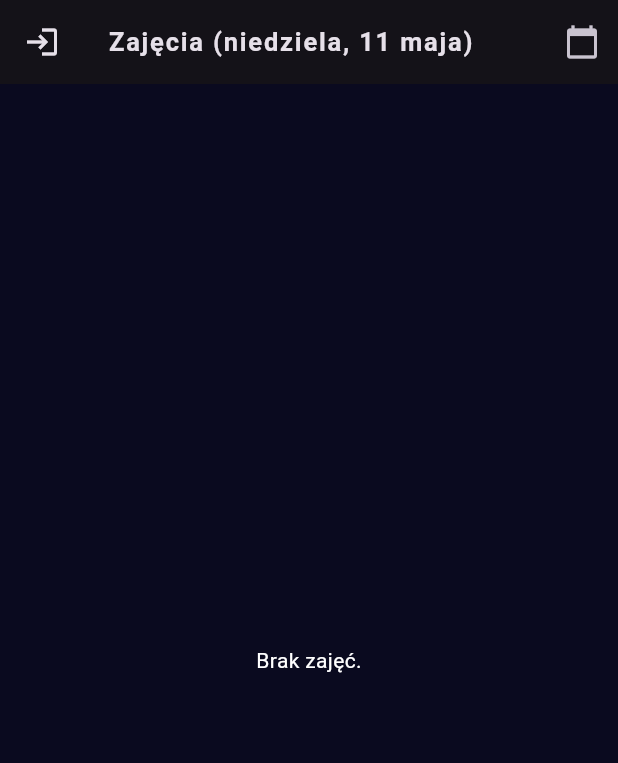
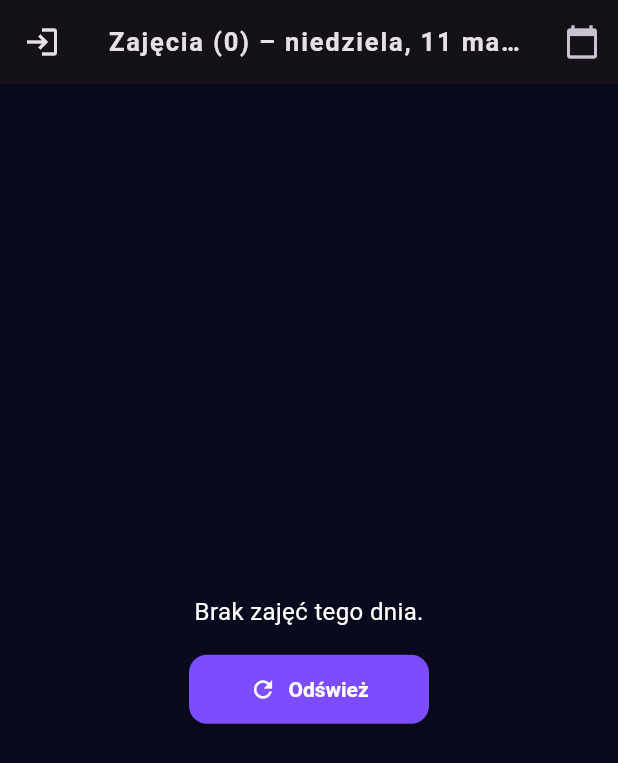
Before and after one commit to BimBomTeam/ab-planner-front, a Flutter app: the screen it shows after launch, on a phone screen of 412 x 824 dp. Shown: the top 763 px of the screen. Run offline on Flutter 3.47's test engine with Material 3 defaults, Android fonts, the phone set to English and light mode, and no system bars; our stand-ins replace flutter_slidable, shared_preferences.

Commit message:
feat: enhance lesson management with edit functionality, add frequency and term fields, and improve lesson details display

```diff
--- a/ab_planner/devtools_options.yaml
+++ b/ab_planner/devtools_options.yaml
@@ -1,3 +1,4 @@
 description: This file stores settings for Dart & Flutter DevTools.
 documentation: https://docs.flutter.dev/tools/devtools/extensions#configure-extension-enablement-states
 extensions:
+  - shared_preferences: true
--- a/ab_planner/lib/models/lesson.dart
+++ b/ab_planner/lib/models/lesson.dart
@@ -7,8 +7,16 @@ class Lesson {
   final int teacherId;
   final int lessonTypeId;
   final int groupId;
+  final String? frequency;
+  final String? term;
   final DateTime createdAt;
   final DateTime updatedAt;
+
+  // 🔽 Relacyjne dane
+  final String? teacherName;
+  final String? lessonTypeName;
+  final String? groupName;
+  final int? groupNumber;
 
   Lesson({
     required this.id,
@@ -21,6 +29,12 @@ class Lesson {
     required this.groupId,
     required this.createdAt,
     required this.updatedAt,
+    this.frequency,
+    this.term,
+    this.teacherName,
+    this.lessonTypeName,
+    this.groupName,
+    this.groupNumber,
   });
 
   factory Lesson.fromJson(Map<String, dynamic> json) {
@@ -33,8 +47,14 @@ class Lesson {
       teacherId: json['teacher_id'],
       lessonTypeId: json['lesson_type_id'],
       groupId: json['group_id'],
+      frequency: json['frequency'],
+      term: json['term'],
       createdAt: DateTime.parse(json['createdAt']),
       updatedAt: DateTime.parse(json['updatedAt']),
+      teacherName: json['Teacher']?['name'],
+      lessonTypeName: json['LessonType']?['name'],
+      groupName: json['Group']?['group_name'],
+      groupNumber: json['Group']?['group_number'],
     );
   }
 }
--- a/ab_planner/lib/screens/main_screen.dart
+++ b/ab_planner/lib/screens/main_screen.dart
@@ -2,14 +2,15 @@ import 'package:ab_planner/models/lesson.dart';
 import 'package:ab_planner/screens/log_in_screen.dart';
 import 'package:ab_planner/screens/profile_screen.dart';
 import 'package:ab_planner/screens/add_lesson_screen.dart';
-import 'package:ab_planner/services/lesson_service.dart'; // <-- dodaj import!
+import 'package:ab_planner/screens/edit_lesson_screen.dart';
+import 'package:ab_planner/services/lesson_service.dart';
 import 'package:ab_planner/widgets/lesson_item.dart';
 import 'package:flutter/material.dart';
 import 'package:intl/intl.dart';
 import 'package:intl/date_symbol_data_local.dart';
 import 'package:shared_preferences/shared_preferences.dart';
-import 'package:ab_planner/utils/jwt_decoder.dart'; // <-- do dekodowania tokenu
-
+import 'package:ab_planner/utils/jwt_decoder.dart';
+import 'package:flutter_slidable/flutter_slidable.dart';
 
 class MainScreen extends StatefulWidget {
   const MainScreen({super.key});
@@ -45,7 +46,6 @@ class _MainScreenState extends State<MainScreen> {
           _userRole = payload['role'];
         });
       } catch (e) {
-      print('Błąd dekodowania JWT: $e');
         setState(() {
           _isLoggedIn = false;
           _userRole = null;
@@ -62,15 +62,19 @@ class _MainScreenState extends State<MainScreen> {
   Future<void> _loadLessons() async {
     setState(() {
       _isLoadingLessons = true;
+      _lessons = [];
     });
 
     try {
-      final lessons = await LessonService.getLessons();
+      final lessons = await LessonService.getLessonsByDate(_selectedDate);
       setState(() {
         _lessons = lessons;
       });
     } catch (e) {
       print('Błąd podczas pobierania lekcji: $e');
+      setState(() {
+        _lessons = [];
+      });
     } finally {
       setState(() {
         _isLoadingLessons = false;
@@ -91,6 +95,7 @@ class _MainScreenState extends State<MainScreen> {
       setState(() {
         _selectedDate = picked;
       });
+      _loadLessons();
     }
   }
 
@@ -119,7 +124,10 @@ class _MainScreenState extends State<MainScreen> {
                   );
                 },
               ),
-        title: Text('Zajęcia ($formattedDate)', style: const TextStyle(fontSize: 17)),
+        title: Text(
+          'Zajęcia (${_lessons.length}) – $formattedDate',
+          style: const TextStyle(fontSize: 17),
+        ),
         actions: [
           IconButton(
             icon: const Icon(Icons.calendar_today),
@@ -132,12 +140,65 @@ class _MainScreenState extends State<MainScreen> {
       body: _isLoadingLessons
           ? const Center(child: CircularProgressIndicator())
           : _lessons.isEmpty
-              ? const Center(child: Text('Brak zajęć.'))
+              ? Center(
+                  child: Column(
+                    mainAxisAlignment: MainAxisAlignment.center,
+                    children: [
+                      const Text(
+                        'Brak zajęć tego dnia.',
+                        style: TextStyle(fontSize: 16),
+                      ),
+                      const SizedBox(height: 16),
+                      SizedBox(
+                        width: 160,
+                        child: ElevatedButton.icon(
+                          style: ElevatedButton.styleFrom(
+                            padding: const EdgeInsets.symmetric(vertical: 14),
+                            shape: RoundedRectangleBorder(
+                              borderRadius: BorderRadius.circular(12),
+                            ),
+                            backgroundColor: Colors.deepPurpleAccent,
+                            foregroundColor: Colors.white,
+                            elevation: 3,
+                          ),
+                          onPressed: _loadLessons,
+                          icon: const Icon(Icons.refresh),
+                          label: const Text('Odśwież'),
+                        ),
+                      ),
+                    ],
+                  ),
+                )
               : ListView.builder(
                   itemCount: _lessons.length,
-                  itemBuilder: (context, index) => LessonItem(
-                    lesson: _lessons[index],
+                  itemBuilder: (context, index) {
+                    final lesson = _lessons[index];
+                    return Slidable(
+                      key: ValueKey(lesson.id),
+                      endActionPane: _userRole == 'admin'
+                          ? ActionPane(
+                              motion: const DrawerMotion(),
+                              children: [
+                                SlidableAction(
+                                  onPressed: (_) async {
+                                    await Navigator.push(
+                                      context,
+                                      MaterialPageRoute(
+                                        builder: (context) => EditLessonScreen(lesson: lesson),
                                       ),
+                                    );
+                                    _loadLessons();
+                                  },
+                                  backgroundColor: Colors.orange,
+                                  icon: Icons.edit,
+                                  label: 'Edytuj',
+                                ),
+                              ],
+                            )
+                          : null,
+                      child: LessonItem(lesson: lesson),
+                    );
+                  },
                 ),
       floatingActionButton: (_isLoggedIn && _userRole == 'admin')
           ? FloatingActionButton(
--- a/ab_planner/lib/services/lesson_service.dart
+++ b/ab_planner/lib/services/lesson_service.dart
@@ -5,7 +5,88 @@ import 'package:ab_planner/models/lesson.dart';
 
 class LessonService {
   static const String _baseUrl = 'http://10.0.2.2:3000/api/lessons';
+  static const String _userUrl = 'http://10.0.2.2:3000/api/users/me';
 
+  static int? _cachedGroupId;
+
+  /// 🔐 Pobiera token JWT z lokalnego storage
+  static Future<String> _getToken() async {
+    final prefs = await SharedPreferences.getInstance();
+    final token = prefs.getString('auth_token');
+    if (token == null) throw Exception('Brak tokena uwierzytelniającego.');
+    return token;
+  }
+
+  /// 🧠 Pobiera group_id z /api/users/me -> Group.id
+  static Future<int> getUserGroupId() async {
+    if (_cachedGroupId != null) return _cachedGroupId!;
+
+    final token = await _getToken();
+
+    final response = await http.get(
+      Uri.parse(_userUrl),
+      headers: {
+        'Authorization': 'Bearer $token',
+      },
+    );
+
+    if (response.statusCode == 200) {
+      final data = jsonDecode(response.body);
+
+      if (data != null && data['Group'] != null && data['Group']['id'] != null) {
+        _cachedGroupId = data['Group']['id'];
+        return _cachedGroupId!;
+      } else {
+        throw Exception('Brak przypisanej grupy do użytkownika.');
+      }
+    } else {
+      throw Exception('Nie udało się pobrać danych użytkownika.');
+    }
+  }
+
+  /// 📅 Pobiera lekcje z danego dnia i dla grupy użytkownika
+  static Future<List<Lesson>> getLessonsByDate(DateTime date) async {
+    final groupId = await getUserGroupId();
+    final token = await _getToken();
+
+    final formattedDate = date.toIso8601String().split('T').first;
+    final url = '$_baseUrl/date/$formattedDate/group/$groupId';
+
+    final response = await http.get(
+      Uri.parse(url),
+      headers: {
+        'Authorization': 'Bearer $token',
+      },
+    );
+
+    if (response.statusCode == 200) {
+      final List<dynamic> data = jsonDecode(response.body);
+      return data.map((lessonData) => Lesson.fromJson(lessonData)).toList();
+    } else {
+      throw Exception('Nie udało się pobrać lekcji na dany dzień.');
+    }
+  }
+
+  /// 📥 Pobiera wszystkie lekcje (np. dla admina)
+  static Future<List<Lesson>> getLessons() async {
+    final token = await _getToken();
+
+    final response = await http.get(
+      Uri.parse(_baseUrl),
+      headers: {
+        'Authorization': 'Bearer $token',
+      },
+    );
+
+    if (response.statusCode == 200) {
+      final List<dynamic> data = jsonDecode(response.body);
+      return data.map((lessonData) => Lesson.fromJson(lessonData)).toList();
+    } else {
+      throw Exception('Nie udało się pobrać lekcji.');
+    }
+  }
+
+  /// ➕ Dodaje lekcję
   static Future<void> addLesson({
     required String room,
     required String title,
@@ -14,13 +95,10 @@ class LessonService {
     required int teacherId,
     required int lessonTypeId,
     required int groupId,
+    required String frequency,
+    required String term,
   }) async {
-    final prefs = await SharedPreferences.getInstance();
-    final token = prefs.getString('auth_token');
-
-    if (token == null) {
-      throw Exception('Brak tokena uwierzytelniającego.');
-    }
+    final token = await _getToken();
 
     final response = await http.post(
       Uri.parse(_baseUrl),
@@ -36,6 +114,8 @@ class LessonService {
         'teacher_id': teacherId,
         'lesson_type_id': lessonTypeId,
         'group_id': groupId,
+        'frequency': frequency,
+        'term': term,
       }),
     );
 
@@ -45,26 +125,43 @@ class LessonService {
     }
   }
 
-  static Future<List<Lesson>> getLessons() async {
-    final prefs = await SharedPreferences.getInstance();
-    final token = prefs.getString('auth_token');
+  /// ✏️ Aktualizuje lekcję
+  static Future<void> updateLesson({
+    required int id,
+    required String room,
+    required String title,
+    required DateTime start,
+    required DateTime end,
+    required int teacherId,
+    required int lessonTypeId,
+    required int groupId,
+    required String frequency,
+    required String term,
+  }) async {
+    final token = await _getToken();
 
-    if (token == null) {
-      throw Exception('Brak tokena uwierzytelniającego.');
-    }
-
-    final response = await http.get(
-      Uri.parse(_baseUrl),
+    final response = await http.put(
+      Uri.parse('$_baseUrl/$id'),
       headers: {
+        'Content-Type': 'application/json',
         'Authorization': 'Bearer $token',
       },
+      body: jsonEncode({
+        'room': room,
+        'title': title,
+        'start': start.toUtc().toIso8601String(),
+        'end': end.toUtc().toIso8601String(),
+        'teacher_id': teacherId,
+        'lesson_type_id': lessonTypeId,
+        'group_id': groupId,
+        'frequency': frequency,
+        'term': term,
+      }),
     );
 
-    if (response.statusCode == 200) {
-      final List<dynamic> data = jsonDecode(response.body);
-      return data.map((lessonData) => Lesson.fromJson(lessonData)).toList();
-    } else {
-      throw Exception('Nie udało się pobrać lekcji.');
+    if (response.statusCode != 200 && response.statusCode != 204) {
+      final data = jsonDecode(response.body);
+      throw Exception(data['error'] ?? 'Nie udało się zaktualizować lekcji.');
     }
   }
 }
--- a/ab_planner/pubspec.yaml
+++ b/ab_planner/pubspec.yaml
@@ -12,6 +12,7 @@ dependencies:
   flutter_localizations:
     sdk: flutter
   intl: ^0.19.0
+  flutter_slidable: ^3.0.0
 
 dev_dependencies:
   flutter_test:
```
Also changed, not shown: ab_planner/lib/screens/add_lesson_screen.dart (+34 -2 lines), ab_planner/lib/screens/edit_lesson_screen.dart (added, +213 -0 lines), ab_planner/lib/screens/lesson_details_screen.dart (+16 -11 lines), ab_planner/pubspec.lock. Lines whose indentation alone changed are shown as unchanged.
